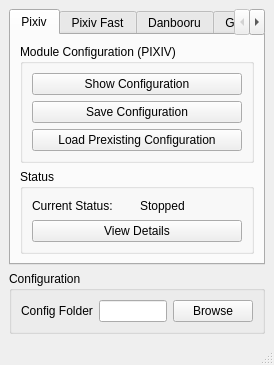
Above: UserInterface/Source/module_selection.ui from sqz269/BooruScraper before the change. Below: the same form after it.
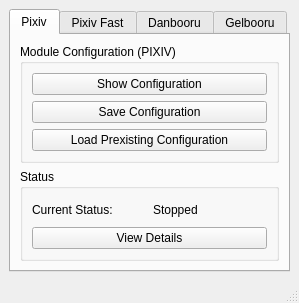
That is the form after the change.

Commit message: Removed config dir selection in favor of individual config selection

```diff
--- a/UserInterface/Source/module_selection.ui
+++ b/UserInterface/Source/module_selection.ui
@@ -6,8 +6,8 @@
    <rect>
     <x>0</x>
     <y>0</y>
-    <width>274</width>
-    <height>340</height>
+    <width>299</width>
+    <height>303</height>
    </rect>
   </property>
   <property name="sizePolicy">
@@ -320,38 +320,6 @@
       </widget>
      </widget>
     </item>
-    <item>
-     <widget class="QGroupBox" name="configuration_group">
-      <property name="sizePolicy">
-       <sizepolicy hsizetype="Preferred" vsizetype="Fixed">
-        <horstretch>0</horstretch>
-        <verstretch>0</verstretch>
-       </sizepolicy>
-      </property>
-      <property name="title">
-       <string>Configuration</string>
-      </property>
-      <layout class="QGridLayout" name="gridLayout">
-       <item row="0" column="1">
-        <widget class="QLineEdit" name="configuration_dir"/>
-       </item>
-       <item row="0" column="2">
-        <widget class="QPushButton" name="configuration_dir_browse">
-         <property name="text">
-          <string>Browse</string>
-         </property>
-        </widget>
-       </item>
-       <item row="0" column="0">
-        <widget class="QLabel" name="configuration_dir_l">
-         <property name="text">
-          <string>Config Folder</string>
-         </property>
-        </widget>
-       </item>
-      </layout>
-     </widget>
-    </item>
    </layout>
   </widget>
   <widget class="QStatusBar" name="statusbar"/>
```
The commit also changes 3 other files.
